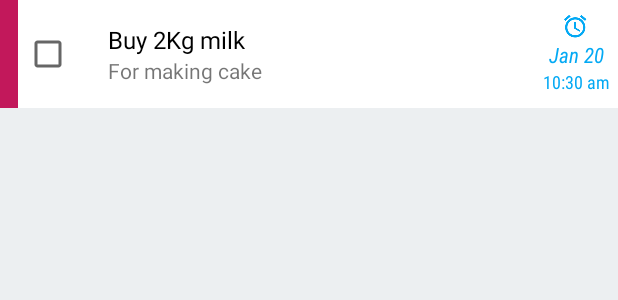
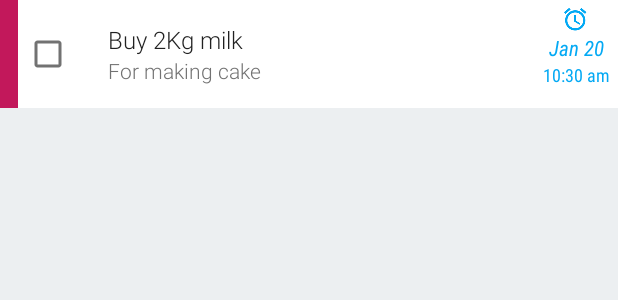
Before and after one commit to harryio/SimpleTodo, an Android app: the layout list_item_layout.xml on its own in the app's theme, with its tools: preview values and no code run, on a phone screen of 412 x 824 dp. Shown: the top 300 px of the screen. Run offline under Robolectric (Android 15) with nearby library versions, the phone set to English and light mode, and no system bars.

Commit message:
Change text appearance of title and description in list item

```diff
--- a/app/src/main/res/layout/list_item_layout.xml
+++ b/app/src/main/res/layout/list_item_layout.xml
@@ -47,7 +47,6 @@
             android:layout_centerVertical="true"
             android:layout_marginStart="4dp"
             android:orientation="vertical"
-            android:gravity="center"
             android:padding="4dp"
             android:visibility="@{todoItem.remind ? View.VISIBLE : View.INVISIBLE}"
             >
@@ -102,10 +101,10 @@
                 android:layout_width="match_parent"
                 android:layout_height="wrap_content"
                 android:ellipsize="end"
-                android:fontFamily="sans-serif"
+                android:fontFamily="sans-serif-light"
                 android:singleLine="true"
                 android:text="@{todoItem.title}"
-                android:textColor="@color/black"
+                android:textColor="?android:textColorPrimary"
                 android:textSize="16sp"
                 android:textStyle="normal"
                 tools:text="Buy 2Kg milk"
@@ -116,10 +115,11 @@
                 android:layout_width="match_parent"
                 android:layout_height="wrap_content"
                 android:ellipsize="end"
-                android:fontFamily="sans-serif"
+                android:fontFamily="sans-serif-light"
                 android:maxLines="2"
                 android:text="@{todoItem.description}"
                 android:textSize="14sp"
+                android:textColor="?android:textColorSecondary"
                 android:textStyle="normal"
                 android:visibility="@{TextUtils.isEmpty(todoItem.description) ? View.GONE : View.VISIBLE}"
                 tools:text="For making cake"
--- a/app/src/main/res/values/styles.xml
+++ b/app/src/main/res/values/styles.xml
@@ -7,6 +7,8 @@
         <item name="colorPrimaryDark">@color/colorPrimaryDark</item>
         <item name="colorAccent">@color/colorAccent</item>
         <item name="android:windowBackground">@color/grey_light</item>
+        <item name="android:textColorPrimary">#212121</item>
+        <item name="android:textColorSecondary">#727272</item>
     </style>
 
     <style name="AppTheme.NoActionBar">
```
